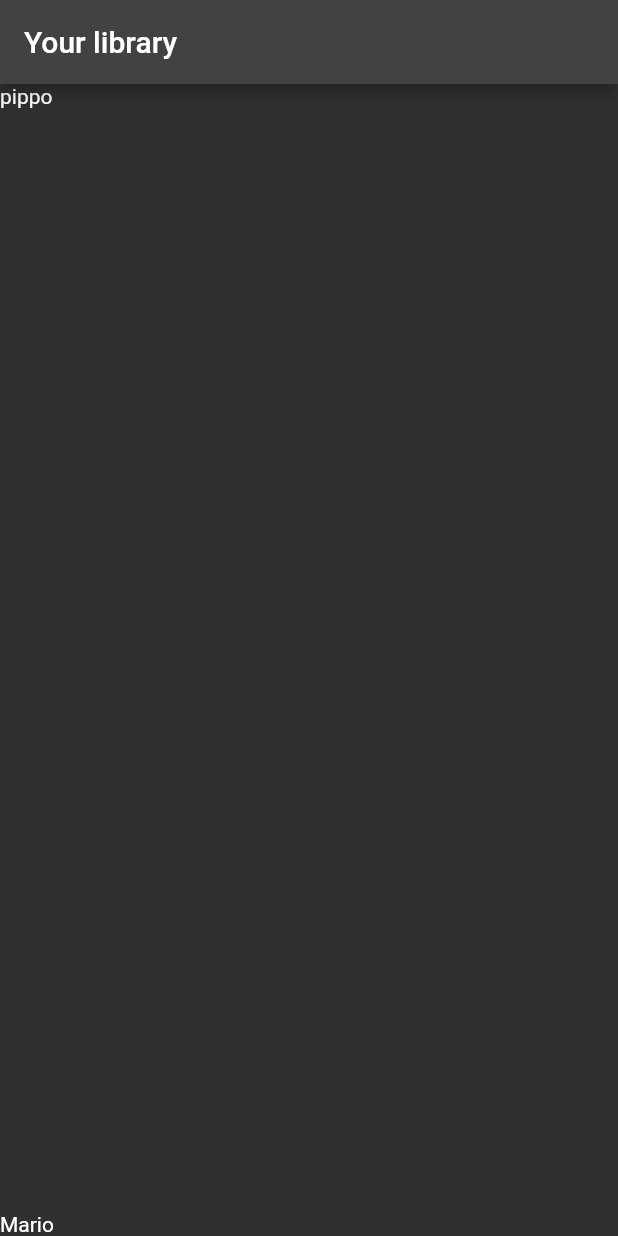
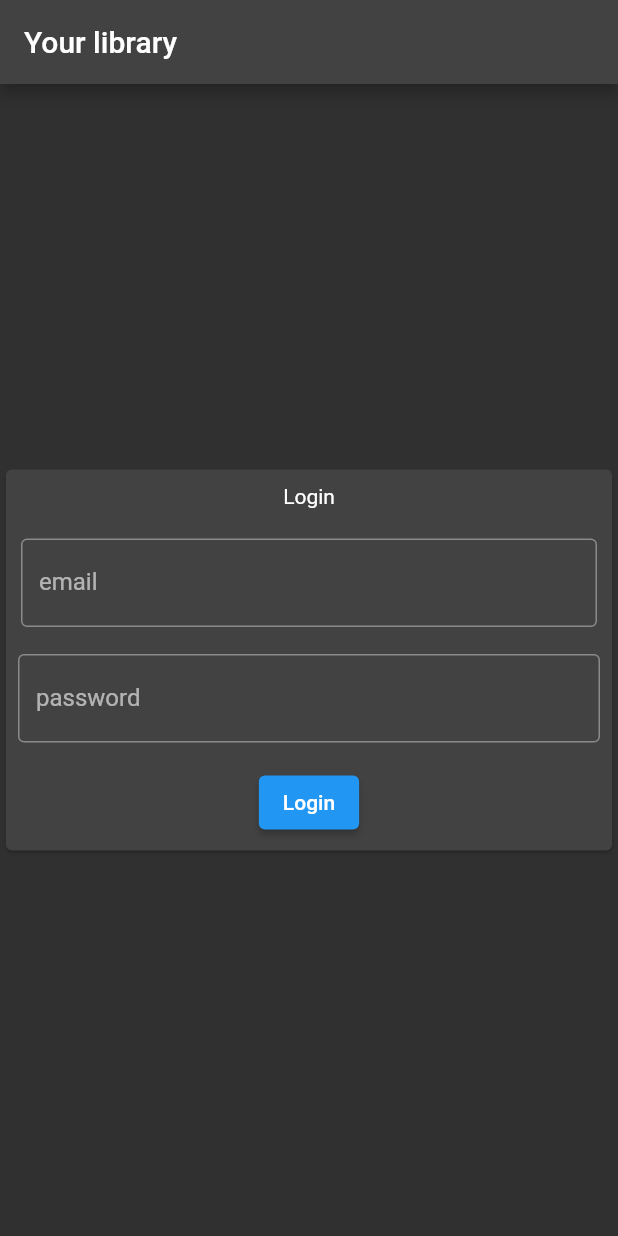
Before and after one commit to Luca-Lucidera/libreria_flutter, a Flutter app: the screen it shows after launch, on a phone screen of 412 x 824 dp. Run offline on Flutter 3.47's test engine with Material 2 defaults, Android fonts, the phone set to English and light mode, and no system bars.

Commit message:
Finita login

```diff
--- a/lib/main.dart
+++ b/lib/main.dart
@@ -1,4 +1,5 @@
 import 'package:flutter/material.dart';
+import 'package:libreria_flutter/widget/login_form.dart';
 
 void main() {
   runApp(const MainApp());
@@ -10,14 +11,20 @@ class MainApp extends StatelessWidget {
   @override
   Widget build(BuildContext context) {
     return MaterialApp(
-      theme: ThemeData.dark(),
-      home: Scaffold(
-        appBar: AppBar(
-          title: const Text('Your library'),
-        ),
-        body: const Text("pippo"),
-        bottomNavigationBar: const Text('Mario'),
-      )
+      theme: ThemeData(brightness: Brightness.light),
+      darkTheme: ThemeData(brightness: Brightness.dark),
+      themeMode: ThemeMode.dark,
+      title: "Your library",
+      routes: <String, WidgetBuilder>{
+        "/": (BuildContext context) {
+          return Scaffold(
+            appBar: AppBar(
+              title: const Text("Your library"),
+            ),
+            body: const LoginForm(),
+          );
+        },
+      },
     );
   }
 }
--- /dev/null
+++ b/lib/widget/login_form.dart
@@ -0,0 +1,125 @@
+import 'dart:convert';
+
+import 'package:flutter/material.dart';
+import 'package:http/http.dart' as http;
+import 'package:libreria_flutter/widget/home.dart';
+
+class LoginForm extends StatefulWidget {
+  const LoginForm({super.key});
+
+  @override
+  State<LoginForm> createState() => _LoginFormState();
+}
+
+class _LoginFormState extends State<LoginForm> {
+  final GlobalKey<FormState> _formKey = GlobalKey<FormState>();
+  final emailController = TextEditingController();
+  final passwordController = TextEditingController();
+
+  @override
+  void dispose() {
+    emailController.dispose();
+    passwordController.dispose();
+    super.dispose();
+  }
+
+  @override
+  Widget build(BuildContext context) {
+    return Center(
+      child: Card(
+        child: Form(
+          key: _formKey,
+          child: Column(
+            mainAxisSize: MainAxisSize.min,
+            children: [
+              const Padding(
+                padding: EdgeInsets.all(10),
+                child: Text("Login"),
+              ),
+              Padding(
+                padding: const EdgeInsets.all(10),
+                child: TextFormField(
+                  controller: emailController,
+                  decoration: const InputDecoration(
+                    labelText: "email",
+                    hintText: "Enter your email",
+                    border: OutlineInputBorder(),
+                  ),
+                  validator: (value) {
+                    if (value == null || value.isEmpty) {
+                      return "Please enter some text";
+                    }
+                    //explain the regex
+                    if (!RegExp(r"^[a-zA-Z0-9.]+@[a-zA-Z0-9]+\.[a-zA-Z]+")
+                        .hasMatch(value)) {
+                      return "Please enter a valid email address";
+                    }
+                    return null;
+                  },
+                ),
+              ),
+              Padding(
+                padding: const EdgeInsets.all(8.0),
+                child: TextFormField(
+                  obscureText: true,
+                  controller: passwordController,
+                  decoration: const InputDecoration(
+                    labelText: "password",
+                    hintText: "Enter your password",
+                    border: OutlineInputBorder(),
+                  ),
+                  validator: (value) {
+                    if (value == null || value.isEmpty) {
+                      return "Please enter some text";
+                    }
+                    if (!RegExp(
+                            r"^(?=.*?[A-Z])(?=.*?[a-z])(?=.*?[0-9])(?=.*?[!@#\$&*~%]).{8,}$")
+                        .hasMatch(value)) {
+                      return "Password must contain at least 8 characters, one uppercase, one lowercase, one number and one special character";
+                    }
+
+                    return null;
+                  },
+                ),
+              ),
+              Padding(
+                padding: const EdgeInsets.all(8.0),
+                child: ElevatedButton(
+                  onPressed: () {
+                    if (_formKey.currentState!.validate()) {
+                      final url = Uri.https(
+                          'mia-libreria.vercel.app', '/api/auth/login');
+                      http
+                          .post(url,
+                              body: json.encode({
+                                "email": emailController.text,
+                                "password": passwordController.text
+                              }))
+                          .then((response) {
+                        if (response.statusCode == 200) {
+                          Navigator.of(context).push(
+                            MaterialPageRoute(
+                              builder: (context) => const HomePage(),
+                            ),
+                          );
+                        } else {
+                          ScaffoldMessenger.of(context).showSnackBar(
+                            const SnackBar(
+                              content: Text("Login failed"),
+                              backgroundColor: Colors.redAccent,
+                            ),
+                          );
+                        }
+                      });
+                    }
+                  },
+                  child: const Text("Login"),
+                ),
+              ),
+            ],
+          ),
+        ),
+      ),
+    );
+  }
+}
--- a/pubspec.yaml
+++ b/pubspec.yaml
@@ -9,6 +9,7 @@ environment:
 dependencies:
   flutter:
     sdk: flutter
+  http: ^0.13.5
 
 dev_dependencies:
   flutter_test:
```
Also changed, not shown: lib/widget/home.dart (added, +15 -0 lines), pubspec.lock, 1 other file.
